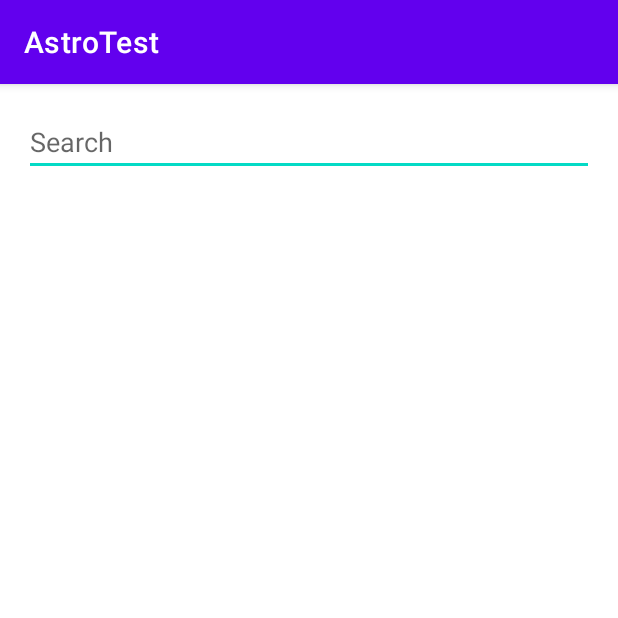
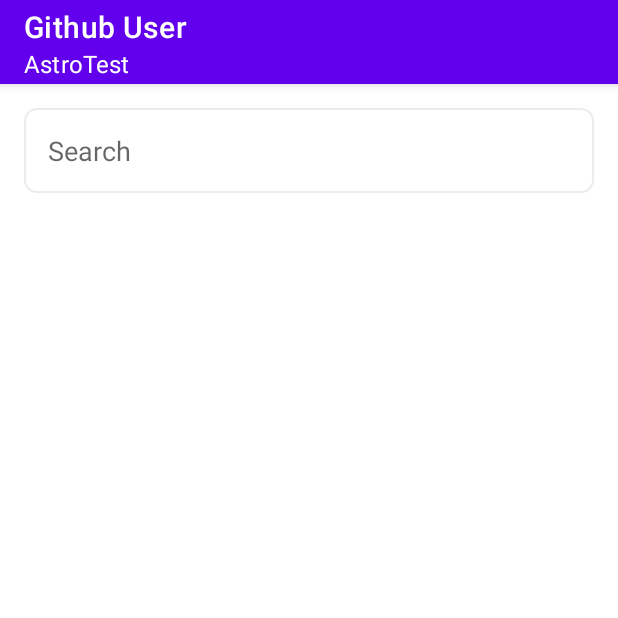
Before and after one commit to rwnhrmwn23/Offline-OnlineAppWithRemoteMediatorAndPaging3, an Android app: the screen it shows after launch (MainActivity), on a phone screen of 412 x 824 dp, the top half of it. Run offline under Robolectric (Android 15) with nearby library versions, the phone set to English and light mode, and no system bars; our stand-ins replace Room's generated code, paging.

```diff
--- a/app/src/main/java/com/astro/test/irwan/core/data/paging/GithubRemoteMediator.kt
+++ b/app/src/main/java/com/astro/test/irwan/core/data/paging/GithubRemoteMediator.kt
@@ -68,10 +68,6 @@ class GithubRemoteMediator(
             }
             val endOfPaginationReached = data?.isEmpty() == true
 
-            if (loadType == LoadType.REFRESH) {
-                localDataSource.deleteUsers()
-                localDataSource.deleteRemoteKeys()
-            }
             val prevKey = if (page == 1) null else page - 1
             val nextKey = if (endOfPaginationReached) null else page + 1
             val keys = data?.map {
--- a/app/src/main/java/com/astro/test/irwan/core/data/source/local/LocalDataSource.kt
+++ b/app/src/main/java/com/astro/test/irwan/core/data/source/local/LocalDataSource.kt
@@ -1,9 +1,9 @@
 package com.astro.test.irwan.core.data.source.local
 
+import com.astro.test.irwan.core.data.source.local.entity.GithubEntity
 import com.astro.test.irwan.core.data.source.local.entity.RemoteKeysEntity
-import com.astro.test.irwan.core.data.source.local.entity.GithubEntity
+import com.astro.test.irwan.core.data.source.local.room.GithubDao
 import com.astro.test.irwan.core.data.source.local.room.RemoteKeysDao
-import com.astro.test.irwan.core.data.source.local.room.GithubDao
 
 class LocalDataSource(private val githubDao: GithubDao, private val remoteKeysDao: RemoteKeysDao) {
 
@@ -11,12 +11,8 @@ class LocalDataSource(private val githubDao: GithubDao, private val remoteKeysDa
 
     suspend fun insertUsers(github: List<GithubEntity>) = githubDao.insertUsers(github)
 
-    suspend fun deleteUsers() = githubDao.deleteUsers()
-
     suspend fun insertAll(remoteKey: List<RemoteKeysEntity>) = remoteKeysDao.insertAll(remoteKey)
 
     suspend fun getRemoteKeysId(id: Int) = remoteKeysDao.getRemoteKeysId(id)
 
-    suspend fun deleteRemoteKeys() = remoteKeysDao.deleteRemoteKeys()
-
 }
--- a/app/src/main/java/com/astro/test/irwan/core/di/CoreModule.kt
+++ b/app/src/main/java/com/astro/test/irwan/core/di/CoreModule.kt
@@ -42,7 +42,7 @@ val networkModule = module {
         client.addInterceptor { chain ->
             val original = chain.request()
             val requestBuilder = original.newBuilder()
-                .addHeader("Authorization", "token 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")
+                .addHeader("Authorization", "token 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")
             val request = requestBuilder.build()
             chain.proceed(request)
         }
--- a/app/src/main/java/com/astro/test/irwan/ui/MainActivity.kt
+++ b/app/src/main/java/com/astro/test/irwan/ui/MainActivity.kt
@@ -6,14 +6,17 @@ import android.os.Looper
 import android.text.Editable
 import android.text.TextWatcher
 import android.widget.RadioButton
+import androidx.lifecycle.lifecycleScope
+import androidx.paging.LoadState
 import com.astro.test.irwan.databinding.ActivityMainBinding
-import com.astro.test.irwan.utils.BaseActivityBinding
+import com.astro.test.irwan.utils.*
 import com.astro.test.irwan.utils.Constant.KEY_PAGE
 import com.astro.test.irwan.utils.Constant.KEY_PER_PAGE
 import com.astro.test.irwan.utils.PreferenceManager.Companion.getPref
-import com.astro.test.irwan.utils.gone
-import com.astro.test.irwan.utils.visible
+import kotlinx.coroutines.flow.collectLatest
+import kotlinx.coroutines.launch
 import org.koin.androidx.viewmodel.ext.android.viewModel
+
 
 class MainActivity : BaseActivityBinding<ActivityMainBinding>() {
 
@@ -55,7 +58,6 @@ class MainActivity : BaseActivityBinding<ActivityMainBinding>() {
             binding.rbDesc.isChecked = true
         }
 
-
         binding.rbGroup.setOnCheckedChangeListener { _, checkedId ->
             when (findViewById<RadioButton>(checkedId)) {
                 binding.rbAsc -> {
@@ -70,23 +72,62 @@ class MainActivity : BaseActivityBinding<ActivityMainBinding>() {
     }
 
     private fun loadUser() {
-        val username = binding.edtSearch.text.toString()
+        with(binding) {
+            val username = edtSearch.text.toString()
             if (username.isNotEmpty()) {
                 mainViewModel.users(
                     username,
-                getPref(this).prefSortAsc,
+                    getPref(this@MainActivity).prefSortAsc,
                     KEY_PAGE,
                     KEY_PER_PAGE
-            ).observe(this) { response ->
-                if (response != null) {
+                ).observe(this@MainActivity) { response ->
                     mainAdapter.submitData(lifecycle, response)
-                    binding.rvUser.visible()
-                    binding.rbGroup.visible()
+
+                    lifecycleScope.launch {
+                        mainAdapter.loadStateFlow.collectLatest { loadStates ->
+                            when (loadStates.refresh) {
+                                is LoadState.Loading -> {
+                                    progressCircular.visible()
+                                    rvUser.gone()
+                                    rbGroup.gone()
+                                    tvUserNotFound.gone()
+                                }
+                                is LoadState.NotLoading -> {
+                                    if (mainAdapter.itemCount > 0) {
+                                        rvUser.visible()
+                                        rbGroup.visible()
+                                        tvUserNotFound.gone()
+                                        progressCircular.gone()
+                                        rvUser.layoutManager?.smoothScrollToPosition(
+                                            rvUser,null, 0
+                                        )
                                     } else {
-                    binding.rvUser.gone()
-                    binding.rbGroup.gone()
+                                        noData(true)
+                                    }
+                                }
+                                is LoadState.Error -> {
+                                    noData(true)
                                 }
                             }
                         }
                     }
+
                 }
+            } else {
+                noData(false)
+            }
+        }
+    }
+
+    private fun noData(showErrorMessage: Boolean) {
+        with(binding) {
+            rvUser.gone()
+            rbGroup.gone()
+            progressCircular.gone()
+            if (showErrorMessage)
+                tvUserNotFound.visible()
+            else
+                tvUserNotFound.gone()
+        }
+    }
+}
--- /dev/null
+++ b/app/src/main/res/drawable/bg_edt_search.xml
@@ -0,0 +1,8 @@
+<?xml version="1.0" encoding="utf-8"?>
+<shape xmlns:android="http://schemas.android.com/apk/res/android">
+    <solid android:color="@color/white" />
+    <stroke
+        android:width="1dp"
+        android:color="@color/grey" />
+    <corners android:radius="8dp" />
+</shape>
--- a/app/src/main/res/layout/activity_main.xml
+++ b/app/src/main/res/layout/activity_main.xml
@@ -1,10 +1,31 @@
 <?xml version="1.0" encoding="utf-8"?>
-<androidx.constraintlayout.widget.ConstraintLayout xmlns:android="http://schemas.android.com/apk/res/android"
+<LinearLayout xmlns:android="http://schemas.android.com/apk/res/android"
     xmlns:app="http://schemas.android.com/apk/res-auto"
     xmlns:tools="http://schemas.android.com/tools"
     android:layout_width="match_parent"
     android:layout_height="match_parent"
+    android:orientation="vertical"
     tools:context=".ui.MainActivity">
+
+    <com.google.android.material.appbar.AppBarLayout
+        android:id="@+id/app_bar"
+        android:layout_width="match_parent"
+        android:layout_height="wrap_content"
+        android:fitsSystemWindows="false"
+        app:layout_constraintEnd_toEndOf="parent"
+        app:layout_constraintStart_toStartOf="parent"
+        app:layout_constraintTop_toTopOf="parent">
+
+        <androidx.appcompat.widget.Toolbar
+            android:id="@+id/toolbar"
+            android:layout_width="match_parent"
+            android:layout_height="?actionBarSize"
+            app:subtitle="@string/app_name"
+            app:subtitleTextColor="@color/white"
+            app:title="@string/github_user"
+            app:titleTextColor="@color/white" />
+
+    </com.google.android.material.appbar.AppBarLayout>
 
     <EditText
         android:id="@+id/edt_search"
@@ -12,8 +33,10 @@
         android:layout_height="wrap_content"
         android:layout_margin="16dp"
         android:autofillHints="username"
+        android:background="@drawable/bg_edt_search"
         android:hint="@string/search"
         android:inputType="text"
+        android:padding="16dp"
         app:layout_constraintEnd_toEndOf="parent"
         app:layout_constraintStart_toStartOf="parent"
         app:layout_constraintTop_toTopOf="parent" />
@@ -46,10 +69,33 @@
 
     </RadioGroup>
 
+    <TextView
+        android:id="@+id/tv_user_not_found"
+        android:layout_width="match_parent"
+        android:layout_height="match_parent"
+        android:gravity="center"
+        android:text="@string/user_not_found"
+        android:visibility="gone"
+        app:layout_constraintBottom_toBottomOf="parent"
+        app:layout_constraintEnd_toEndOf="parent"
+        app:layout_constraintStart_toStartOf="parent"
+        app:layout_constraintTop_toBottomOf="@+id/edt_search" />
+
+    <ProgressBar
+        android:id="@+id/progress_circular"
+        android:layout_width="wrap_content"
+        android:layout_height="wrap_content"
+        android:layout_gravity="center"
+        android:visibility="gone"
+        app:layout_constraintBottom_toBottomOf="parent"
+        app:layout_constraintEnd_toEndOf="parent"
+        app:layout_constraintStart_toStartOf="parent"
+        app:layout_constraintTop_toBottomOf="@+id/edt_search" />
+
     <androidx.recyclerview.widget.RecyclerView
         android:id="@+id/rv_user"
         android:layout_width="match_parent"
-        android:layout_height="0dp"
+        android:layout_height="wrap_content"
         android:orientation="vertical"
         android:visibility="gone"
         app:layoutManager="androidx.recyclerview.widget.LinearLayoutManager"
@@ -59,4 +105,4 @@
         app:layout_constraintTop_toBottomOf="@+id/rb_group"
         tools:listitem="@layout/layout_list_user" />
 
-</androidx.constraintlayout.widget.ConstraintLayout>
+</LinearLayout>
--- a/app/src/main/res/values-night/themes.xml
+++ b/app/src/main/res/values-night/themes.xml
@@ -1,16 +1,11 @@
-<resources xmlns:tools="http://schemas.android.com/tools">
-    <!-- Base application theme. -->
-    <style name="Theme.AstroTest" parent="Theme.MaterialComponents.DayNight.DarkActionBar">
-        <!-- Primary brand color. -->
+<resources>
+    <style name="Theme.AstroTest" parent="Theme.MaterialComponents.DayNight.NoActionBar">
         <item name="colorPrimary">@color/purple_200</item>
         <item name="colorPrimaryVariant">@color/purple_700</item>
         <item name="colorOnPrimary">@color/black</item>
-        <!-- Secondary brand color. -->
         <item name="colorSecondary">@color/teal_200</item>
         <item name="colorSecondaryVariant">@color/teal_200</item>
         <item name="colorOnSecondary">@color/black</item>
-        <!-- Status bar color. -->
         <item name="android:statusBarColor">?attr/colorPrimaryVariant</item>
-        <!-- Customize your theme here. -->
     </style>
 </resources>
--- a/app/src/main/res/values/colors.xml
+++ b/app/src/main/res/values/colors.xml
@@ -5,6 +5,7 @@
     <color name="purple_700">#FF3700B3</color>
     <color name="teal_200">#FF03DAC5</color>
     <color name="teal_700">#FF018786</color>
+    <color name="grey">#ECECEC</color>
     <color name="black">#FF000000</color>
     <color name="white">#FFFFFFFF</color>
 </resources>
--- a/app/src/main/res/values/strings.xml
+++ b/app/src/main/res/values/strings.xml
@@ -5,4 +5,6 @@
     <string name="retry">Retry</string>
     <string name="desc">DESC</string>
     <string name="asc">ASC</string>
+    <string name="user_not_found">User not found</string>
+    <string name="github_user">Github User</string>
 </resources>
--- a/app/src/main/res/values/themes.xml
+++ b/app/src/main/res/values/themes.xml
@@ -1,16 +1,11 @@
-<resources xmlns:tools="http://schemas.android.com/tools">
-    <!-- Base application theme. -->
-    <style name="Theme.AstroTest" parent="Theme.MaterialComponents.DayNight.DarkActionBar">
-        <!-- Primary brand color. -->
+<resources>
+    <style name="Theme.AstroTest" parent="Theme.MaterialComponents.DayNight.NoActionBar">
         <item name="colorPrimary">@color/purple_500</item>
         <item name="colorPrimaryVariant">@color/purple_700</item>
         <item name="colorOnPrimary">@color/white</item>
-        <!-- Secondary brand color. -->
         <item name="colorSecondary">@color/teal_200</item>
         <item name="colorSecondaryVariant">@color/teal_700</item>
         <item name="colorOnSecondary">@color/black</item>
-        <!-- Status bar color. -->
         <item name="android:statusBarColor">?attr/colorPrimaryVariant</item>
-        <!-- Customize your theme here. -->
     </style>
 </resources>
```
Also changed, not shown: app/src/main/java/com/astro/test/irwan/ui/MainViewModel.kt (+2 -1 lines). Lines whose indentation alone changed are shown as unchanged.
